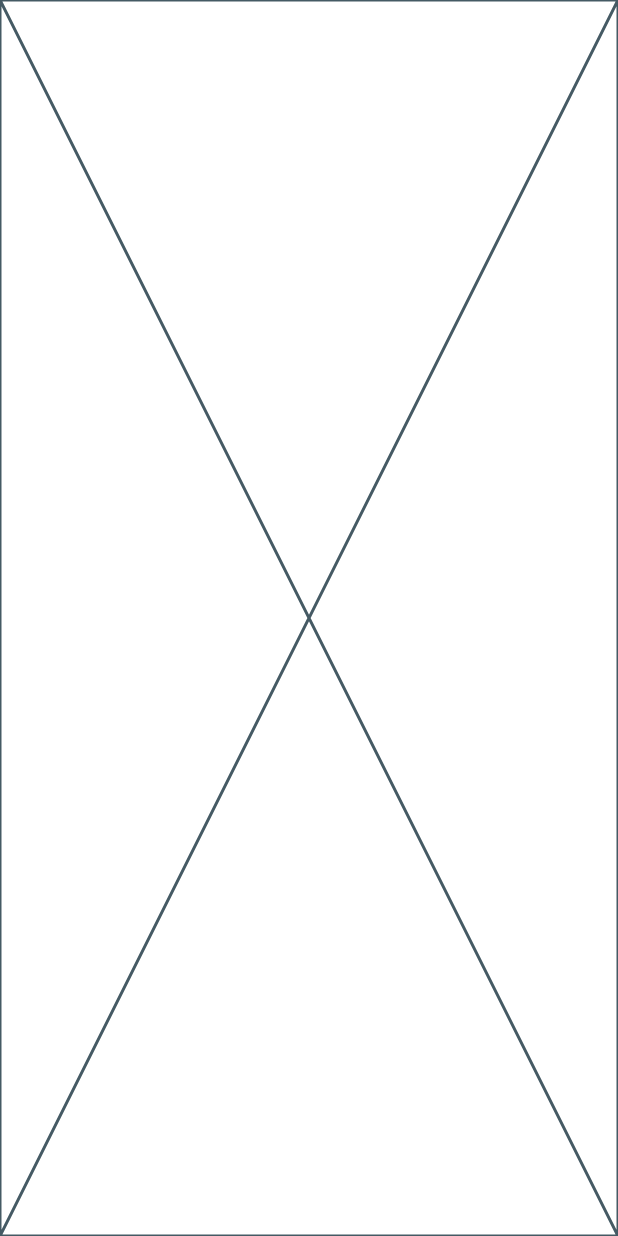
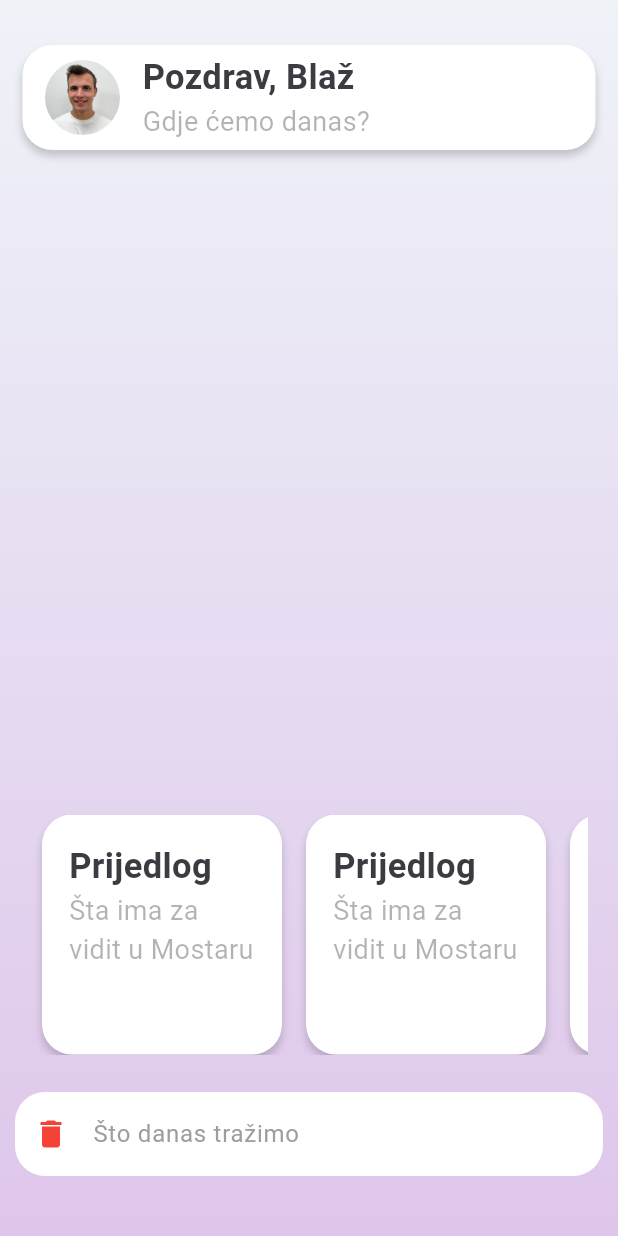
Before and after one commit to Blazp04/Explore, a Flutter app: the screen it shows after launch, on a phone screen of 412 x 824 dp. Run offline on Flutter 3.47's test engine with Material 3 defaults, Android fonts, the phone set to English and light mode, and no system bars; our stand-ins replace animated_splash_screen, bloc, cached_network_image, carousel_slider, dartx, dio and 5 more; accounts and stored records are empty.

Commit message:
Home page UI

```diff
--- a/lib/_all.dart
+++ b/lib/_all.dart
@@ -4,6 +4,7 @@ export 'domain/_all.dart';
 export 'presentation/_all.dart';
 export 'startup/_all.dart';
 export 'configuration/_all.dart';
+export 'common/_all.dart';
 
 //? Packages //
 export 'package:get_it/get_it.dart';
--- a/lib/app.dart
+++ b/lib/app.dart
@@ -11,7 +11,7 @@ class App extends StatelessWidget {
           title: 'Explore',
           debugShowCheckedModeBanner: false,
           // theme: theme,
-          home: Placeholder(),
+          home: HomePage(),
           routes: AppRoutes.routes,
         ),
       ),
--- /dev/null
+++ b/lib/common/_all.dart
@@ -0,0 +1,2 @@
+export 'extensions/_all.dart';
+export 'scaffold.dart';
--- /dev/null
+++ b/lib/common/extensions/_all.dart
@@ -0,0 +1 @@
+export 'context_extensions.dart';
--- /dev/null
+++ b/lib/common/extensions/context_extensions.dart
@@ -0,0 +1,17 @@
+import 'package:explore/_all.dart';
+
+extension ContextExtensions on BuildContext {
+  void pop() => Navigator.of(this).pop();
+  void pushNamed(String routeName) {
+    Navigator.of(this).pushNamed(routeName);
+  }
+
+  void popUntillroot() {
+    Navigator.of(this).popUntil((route) => route.isFirst);
+  }
+
+  double get screenWidth => MediaQuery.of(this).size.width;
+  double get screenHeight => MediaQuery.of(this).size.height;
+
+  ThemeData get theme => Theme.of(this);
+}
--- /dev/null
+++ b/lib/common/scaffold.dart
@@ -0,0 +1,37 @@
+import 'package:explore/_all.dart';
+
+class ExploreScaffold extends StatelessWidget {
+  const ExploreScaffold({
+    super.key,
+    required this.child,
+  });
+
+  final Widget child;
+
+  @override
+  Widget build(BuildContext context) {
+    return Scaffold(
+      body: SafeArea(
+        child: SizedBox(
+          child: SingleChildScrollView(
+            child: Container(
+              width: context.screenHeight,
+              height: context.screenHeight,
+              decoration: const BoxDecoration(
+                gradient: LinearGradient(
+                  begin: Alignment.topCenter,
+                  end: Alignment.bottomCenter,
+                  colors: [
+                    AppColors.backGround,
+                    AppColors.backGround2,
+                  ],
+                ),
+              ),
+              child: child,
+            ),
+          ),
+        ),
+      ),
+    );
+  }
+}
--- a/lib/configuration/app_routes.dart
+++ b/lib/configuration/app_routes.dart
@@ -2,6 +2,6 @@ import 'package:explore/_all.dart';
 
 class AppRoutes {
   static final Map<String, WidgetBuilder> routes = {
-    '/home': (context) => Placeholder(),
+    '/home': (context) => HomePage(),
   };
 }
--- a/lib/configuration/constants/app_colors.dart
+++ b/lib/configuration/constants/app_colors.dart
@@ -1,5 +1,9 @@
 import 'package:flutter/material.dart';
 
 abstract class AppColors {
-  static Color backGround = Colors.white;
+  static const Color backGround = Color(0xFFEFF3F8);
+  static const Color backGround2 = Color(0xFFDEC6EB);
+  static const Color white = Color(0xFFFFFFFF);
+  static const Color titleColor = Color(0xFF3C3B42);
+  static Color textColor = const Color(0xFF3C3B42).withOpacity(0.39);
 }
--- a/lib/presentation/_all.dart
+++ b/lib/presentation/_all.dart
@@ -0,0 +1,2 @@
+export 'pages/_all.dart';
+export 'widgets/_all.dart';
--- /dev/null
+++ b/lib/presentation/pages/_all.dart
@@ -0,0 +1 @@
+export 'home_page.dart';
--- /dev/null
+++ b/lib/presentation/pages/home_page.dart
@@ -0,0 +1,222 @@
+import 'package:explore/_all.dart';
+
+class HomePage extends StatelessWidget {
+  HomePage({super.key});
+
+  final TextEditingController bubbleChatController = TextEditingController();
+
+  @override
+  Widget build(BuildContext context) {
+    return ExploreScaffold(
+      child: Column(
+        children: [
+          Gap(30),
+          AccountCard(
+            imagePath: 'assets/images/blaz.jpg',
+            name: 'Blaž',
+            subtitle: 'Gdje ćemo danas?',
+          ),
+          Expanded(
+            child: Container(),
+          ),
+          SizedBox(
+            width: context.screenWidth - 40,
+            height: 160,
+            child: ListView.builder(
+              itemCount: 10,
+              scrollDirection: Axis.horizontal,
+              itemBuilder: (context, index) => SuggestionCard(
+                onTap: () {},
+                title: 'Prijedlog',
+                subTitle: 'Šta ima za vidit u Mostaru',
+              ),
+            ),
+          ),
+          Gap(15),
+          ChatBubble(
+            onChanged: (p0) => bubbleChatController.text = p0,
+          ),
+          Gap(30),
+        ],
+      ),
+    );
+  }
+}
+
+class AccountCard extends StatelessWidget {
+  const AccountCard({
+    required this.imagePath,
+    required this.name,
+    required this.subtitle,
+    super.key,
+  });
+
+  final String imagePath;
+  final String name;
+  final String subtitle;
+
+  @override
+  Widget build(BuildContext context) {
+    return Padding(
+      padding: const EdgeInsets.symmetric(horizontal: 15),
+      child: Container(
+        padding: EdgeInsets.symmetric(vertical: 5),
+        height: 70,
+        decoration: BoxDecoration(
+          borderRadius: BorderRadius.circular(20),
+          color: AppColors.white,
+          boxShadow: [
+            BoxShadow(
+              color: Color(0xFF3C3B42).withOpacity(0.25),
+              blurRadius: 4,
+              spreadRadius: 0,
+              offset: Offset(0, 4),
+            ),
+          ],
+        ),
+        child: Row(
+          children: [
+            Gap(15),
+            Container(
+              width: 50,
+              height: 50,
+              decoration: BoxDecoration(
+                shape: BoxShape.circle,
+              ),
+              child: ClipRRect(
+                borderRadius: BorderRadius.circular(60),
+                child: Image.asset(
+                  imagePath,
+                  fit: BoxFit.cover,
+                ),
+              ),
+            ),
+            Gap(15),
+            Column(
+              mainAxisAlignment: MainAxisAlignment.center,
+              crossAxisAlignment: CrossAxisAlignment.start,
+              children: [
+                Text(
+                  'Pozdrav, $name',
+                  style: TextStyle(
+                    color: AppColors.titleColor,
+                    fontWeight: FontWeight.bold,
+                    fontSize: 23,
+                  ),
+                  textAlign: TextAlign.left,
+                ),
+                Text(
+                  subtitle,
+                  style: TextStyle(
+                    color: AppColors.textColor,
+                    fontWeight: FontWeight.normal,
+                    fontSize: 18,
+                  ),
+                  textAlign: TextAlign.left,
+                ),
+              ],
+            )
+          ],
+        ),
+      ),
+    );
+  }
+}
+
+class SuggestionCard extends StatelessWidget {
+  const SuggestionCard({
+    required this.onTap,
+    required this.title,
+    required this.subTitle,
+    super.key,
+  });
+
+  final void Function() onTap;
+  final String title;
+  final String subTitle;
+
+  @override
+  Widget build(BuildContext context) {
+    return GestureDetector(
+      onTap: () => onTap(),
+      child: Padding(
+        padding: const EdgeInsets.symmetric(horizontal: 8.0),
+        child: Container(
+          padding: EdgeInsets.all(8),
+          width: 160,
+          height: 160,
+          decoration: BoxDecoration(
+            borderRadius: BorderRadius.circular(20),
+            color: AppColors.white,
+            boxShadow: [
+              BoxShadow(
+                color: Color(0xFF3C3B42).withOpacity(0.25),
+                blurRadius: 4,
+                spreadRadius: 0,
+                offset: Offset(0, 4),
+              ),
+            ],
+          ),
+          child: Padding(
+            padding: EdgeInsets.all(10),
+            child: Column(
+              mainAxisAlignment: MainAxisAlignment.start,
+              crossAxisAlignment: CrossAxisAlignment.start,
+              children: [
+                Text(
+                  title,
+                  style: TextStyle(
+                    color: AppColors.titleColor,
+                    fontWeight: FontWeight.bold,
+                    fontSize: 23,
+                  ),
+                  textAlign: TextAlign.left,
+                ),
+                Text(
+                  subTitle,
+                  style: TextStyle(
+                    color: AppColors.textColor,
+                    fontWeight: FontWeight.normal,
+                    fontSize: 18,
+                  ),
+                ),
+              ],
+            ),
+          ),
+        ),
+      ),
+    );
+  }
+}
+
+class ChatBubble extends StatelessWidget {
+  ChatBubble({
+    super.key,
+    required this.onChanged,
+  });
+  void Function(String) onChanged;
+  @override
+  Widget build(BuildContext context) {
+    return Padding(
+      padding: const EdgeInsets.all(10),
+      child: Container(
+        decoration: BoxDecoration(
+          color: Colors.white,
+          borderRadius: BorderRadius.circular(20),
+        ),
+        child: TextField(
+          decoration: InputDecoration(
+            prefixIcon: Icon(Icons.delete, color: Colors.red),
+            hintText: 'Što danas tražimo',
+            hintStyle: TextStyle(color: Colors.grey),
+            border: OutlineInputBorder(
+              borderRadius: BorderRadius.circular(20),
+              borderSide: BorderSide.none,
+            ),
+          ),
+          onChanged: (value) => onChanged(value),
+        ),
+      ),
+    );
+  }
+}
```
Also changed, not shown: pubspec.yaml (+2 -7 lines), assets/images/blaz.jpg (added), lib/presentation/widgets/_all.dart (added).
